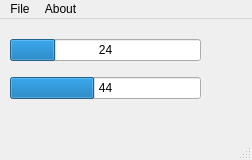
Qt form mainwindow.ui (PavoLinux/pBreak) before a commit.
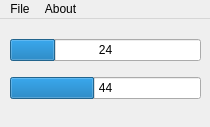
The same form after that commit.

Commit message: fix: Set fixed size

```diff
--- a/mainwindow.ui
+++ b/mainwindow.ui
@@ -6,12 +6,12 @@
    <rect>
     <x>0</x>
     <y>0</y>
-    <width>252</width>
-    <height>160</height>
+    <width>210</width>
+    <height>127</height>
    </rect>
   </property>
   <property name="sizePolicy">
-   <sizepolicy hsizetype="Minimum" vsizetype="Minimum">
+   <sizepolicy hsizetype="Fixed" vsizetype="Fixed">
     <horstretch>0</horstretch>
     <verstretch>0</verstretch>
    </sizepolicy>
@@ -23,6 +23,12 @@
    <string>pBreak</string>
   </property>
   <widget class="QWidget" name="centralwidget">
+   <property name="sizePolicy">
+    <sizepolicy hsizetype="Expanding" vsizetype="Expanding">
+     <horstretch>0</horstretch>
+     <verstretch>0</verstretch>
+    </sizepolicy>
+   </property>
    <widget class="QWidget" name="verticalLayoutWidget">
     <property name="geometry">
      <rect>
@@ -64,7 +70,7 @@
     <rect>
      <x>0</x>
      <y>0</y>
-     <width>252</width>
+     <width>210</width>
      <height>26</height>
     </rect>
    </property>
@@ -81,7 +87,6 @@
    <addaction name="menupBreak"/>
    <addaction name="menubout"/>
   </widget>
-  <widget class="QStatusBar" name="statusbar"/>
  </widget>
  <resources/>
  <connections/>
```
Left out of the diff: 9 changed lines with no effect on the pictures. The commit also changes 1 other file.
